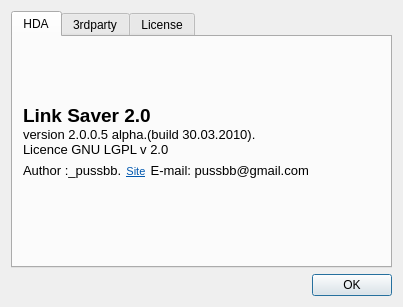
The window that about.ui (pussbb/Link-Saver) describes before a commit, drawn with Qt 5.
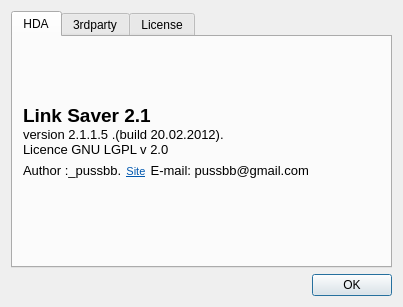
The same window after the commit. Icons and pictures are not drawn.

Patch:
```diff
--- a/about.ui
+++ b/about.ui
@@ -42,14 +42,14 @@
         <string>&lt;!DOCTYPE HTML PUBLIC &quot;-//W3C//DTD HTML 4.0//EN&quot; &quot;http://www.w3.org/TR/REC-html40/strict.dtd&quot;&gt;
 &lt;html&gt;&lt;head&gt;&lt;meta name=&quot;qrichtext&quot; content=&quot;1&quot; /&gt;&lt;style type=&quot;text/css&quot;&gt;
 p, li { white-space: pre-wrap; }
-&lt;/style&gt;&lt;/head&gt;&lt;body style=&quot; font-family:'DejaVu Sans'; font-size:8pt; font-weight:400; font-style:normal;&quot;&gt;
+&lt;/style&gt;&lt;/head&gt;&lt;body style=&quot; font-family:'Ubuntu'; font-size:9pt; font-weight:400; font-style:normal;&quot;&gt;
 &lt;table border=&quot;0&quot; style=&quot;-qt-table-type: root; margin-top:4px; margin-bottom:4px; margin-left:4px; margin-right:4px;&quot;&gt;
 &lt;tr&gt;
 &lt;td style=&quot;border: none;&quot;&gt;
-&lt;p style=&quot; margin-top:0px; margin-bottom:0px; margin-left:0px; margin-right:0px; -qt-block-indent:0; text-indent:0px;&quot;&gt;&lt;img src=&quot;:/res/2globe_128.png&quot; style=&quot;float: left;&quot; /&gt;&lt;span style=&quot; font-size:14pt; font-weight:600;&quot;&gt;Link Saver 2.0 &lt;/span&gt;&lt;/p&gt;
-&lt;p align=&quot;justify&quot; style=&quot; margin-top:0px; margin-bottom:0px; margin-left:0px; margin-right:0px; -qt-block-indent:0; text-indent:0px;&quot;&gt;&lt;span style=&quot; font-size:10pt;&quot;&gt;version 2.0.0.5 alpha.(build 30.03.2010).&lt;/span&gt;&lt;/p&gt;
-&lt;p align=&quot;justify&quot; style=&quot; margin-top:0px; margin-bottom:0px; margin-left:0px; margin-right:0px; -qt-block-indent:0; text-indent:0px;&quot;&gt;&lt;span style=&quot; font-size:10pt;&quot;&gt;Licence GNU LGPL v 2.0&lt;/span&gt;&lt;/p&gt;
-&lt;p align=&quot;justify&quot; style=&quot; margin-top:0px; margin-bottom:0px; margin-left:0px; margin-right:0px; -qt-block-indent:0; text-indent:0px;&quot;&gt;&lt;span style=&quot; font-size:10pt;&quot;&gt;Author :_pussbb.&lt;/span&gt;&lt;span style=&quot; font-size:14pt;&quot;&gt; &lt;/span&gt;&lt;a href=&quot;http://krabik.co.ua/&quot;&gt;&lt;span style=&quot; text-decoration: underline; color:#0057ae;&quot;&gt;Site&lt;/span&gt;&lt;/a&gt;&lt;span style=&quot; font-size:14pt;&quot;&gt; &lt;/span&gt;&lt;span style=&quot; font-size:10pt;&quot;&gt;E-mail: pussbb@gmail.com  &lt;/span&gt;&lt;/p&gt;&lt;/td&gt;&lt;/tr&gt;&lt;/table&gt;&lt;/body&gt;&lt;/html&gt;</string>
+&lt;p style=&quot; margin-top:0px; margin-bottom:0px; margin-left:0px; margin-right:0px; -qt-block-indent:0; text-indent:0px;&quot;&gt;&lt;img src=&quot;:/res/2globe_128.png&quot; style=&quot;float: left;&quot; /&gt;&lt;span style=&quot; font-family:'DejaVu Sans'; font-size:14pt; font-weight:600;&quot;&gt;Link Saver 2.1 &lt;/span&gt;&lt;/p&gt;
+&lt;p align=&quot;justify&quot; style=&quot; margin-top:0px; margin-bottom:0px; margin-left:0px; margin-right:0px; -qt-block-indent:0; text-indent:0px;&quot;&gt;&lt;span style=&quot; font-family:'DejaVu Sans'; font-size:10pt;&quot;&gt;version 2.1.1.5 .(build 20.02.2012).&lt;/span&gt;&lt;/p&gt;
+&lt;p align=&quot;justify&quot; style=&quot; margin-top:0px; margin-bottom:0px; margin-left:0px; margin-right:0px; -qt-block-indent:0; text-indent:0px;&quot;&gt;&lt;span style=&quot; font-family:'DejaVu Sans'; font-size:10pt;&quot;&gt;Licence GNU LGPL v 2.0&lt;/span&gt;&lt;/p&gt;
+&lt;p align=&quot;justify&quot; style=&quot; margin-top:0px; margin-bottom:0px; margin-left:0px; margin-right:0px; -qt-block-indent:0; text-indent:0px;&quot;&gt;&lt;span style=&quot; font-family:'DejaVu Sans'; font-size:10pt;&quot;&gt;Author :_pussbb.&lt;/span&gt;&lt;span style=&quot; font-family:'DejaVu Sans'; font-size:14pt;&quot;&gt; &lt;/span&gt;&lt;a href=&quot;http://krabik.co.ua/&quot;&gt;&lt;span style=&quot; font-family:'DejaVu Sans'; font-size:8pt; text-decoration: underline; color:#0057ae;&quot;&gt;Site&lt;/span&gt;&lt;/a&gt;&lt;span style=&quot; font-family:'DejaVu Sans'; font-size:14pt;&quot;&gt; &lt;/span&gt;&lt;span style=&quot; font-family:'DejaVu Sans'; font-size:10pt;&quot;&gt;E-mail: pussbb@gmail.com  &lt;/span&gt;&lt;/p&gt;&lt;/td&gt;&lt;/tr&gt;&lt;/table&gt;&lt;/body&gt;&lt;/html&gt;</string>
        </property>
       </widget>
      </widget>
```
Left out of the diff: 1 changed line with no effect on the pictures.
